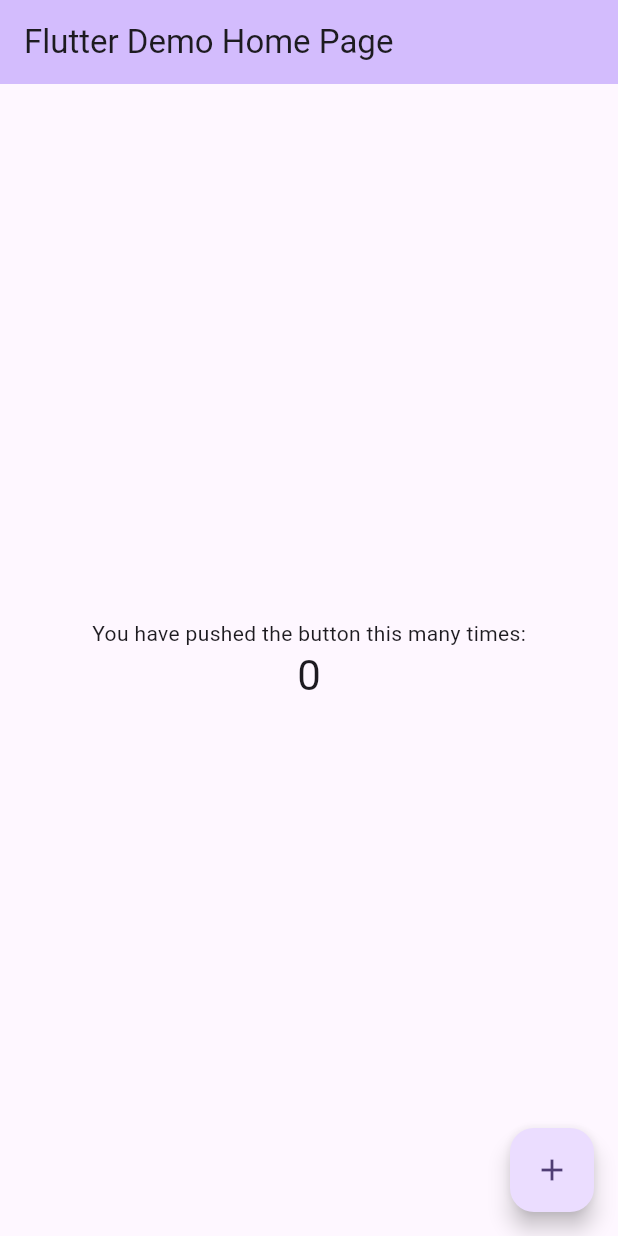
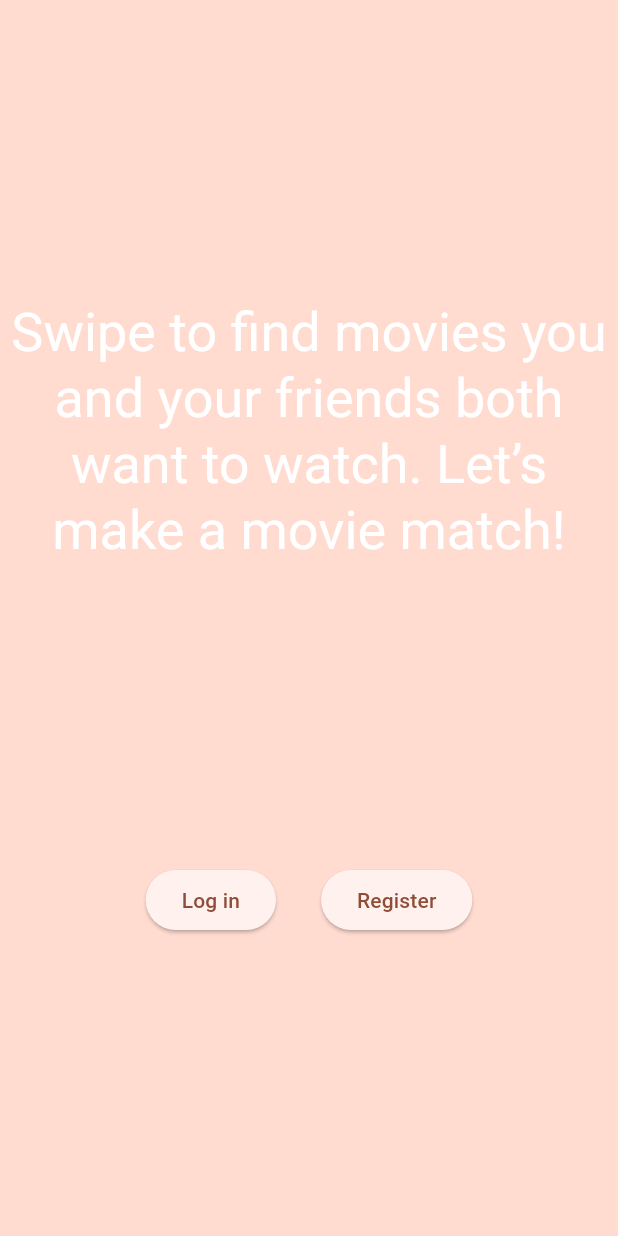
Before and after one commit to izabelakalenik/ZPI-project, a Flutter app: the screen it shows after launch, on a phone screen of 412 x 824 dp. Run offline on Flutter 3.47's test engine with Material 3 defaults, Android fonts, the phone set to English and light mode, and no system bars.

Commit message:
Add start screen without functionalities

```diff
--- a/lib/main.dart
+++ b/lib/main.dart
@@ -1,5 +1,5 @@
 import 'package:flutter/material.dart';
-//BLA BLA BLA ZPI APP HEHE
+
 void main() {
   runApp(const MyApp());
 }
@@ -7,119 +7,99 @@ void main() {
 class MyApp extends StatelessWidget {
   const MyApp({super.key});
 
-  // This widget is the root of your application.
   @override
   Widget build(BuildContext context) {
       return MaterialApp(
-      title: 'Flutter Demo',
+        title: 'ZPI project',
         theme: ThemeData(
-        // This is the theme of your application.
-        //
-        // TRY THIS: Try running your application with "flutter run". You'll see
-        // the application has a purple toolbar. Then, without quitting the app,
-        // try changing the seedColor in the colorScheme below to Colors.green
-        // and then invoke "hot reload" (save your changes or press the "hot
-        // reload" button in a Flutter-supported IDE, or press "r" if you used
-        // the command line to start the app).
-        //
-        // Notice that the counter didn't reset back to zero; the application
-        // state is not lost during the reload. To reset the state, use hot
-        // restart instead.
-        //
-        // This works for code too, not just values: Most code changes can be
-        // tested with just a hot reload.
-        colorScheme: ColorScheme.fromSeed(seedColor: Colors.deepPurple),
           useMaterial3: true,
+          colorScheme: ColorScheme.fromSeed(seedColor: Colors.deepOrange.shade200),
         ),
-      home: const MyHomePage(title: 'Flutter Demo Home Page'),
+        home: MyHomePage(),
       );
   }
 }
 
 class MyHomePage extends StatefulWidget {
-  const MyHomePage({super.key, required this.title});
-
-  // This widget is the home page of your application. It is stateful, meaning
-  // that it has a State object (defined below) that contains fields that affect
-  // how it looks.
-
-  // This class is the configuration for the state. It holds the values (in this
-  // case the title) provided by the parent (in this case the App widget) and
-  // used by the build method of the State. Fields in a Widget subclass are
-  // always marked "final".
-
-  final String title;
-
   @override
   State<MyHomePage> createState() => _MyHomePageState();
 }
 
 class _MyHomePageState extends State<MyHomePage> {
-  int _counter = 0;
 
-  void _incrementCounter() {
-    setState(() {
-      // This call to setState tells the Flutter framework that something has
-      // changed in this State, which causes it to rerun the build method below
-      // so that the display can reflect the updated values. If we changed
-      // _counter without calling setState(), then the build method would not be
-      // called again, and so nothing would appear to happen.
-      _counter++;
-    });
-  }
+  var selectedIndex = 0;
 
   @override
   Widget build(BuildContext context) {
-    // This method is rerun every time setState is called, for instance as done
-    // by the _incrementCounter method above.
-    //
-    // The Flutter framework has been optimized to make rerunning build methods
-    // fast, so that you can just rebuild anything that needs updating rather
-    // than having to individually change instances of widgets.
+    Widget page;
+    switch (selectedIndex) {
+      case 0:
+        /// TO DO
+        // page = LoginPage();
+        break;
+      case 1:
+      /// TO DO
+        // page = RegisterPage();
+        break;
+      default:
+        throw UnimplementedError('no widget for $selectedIndex');
+    }
+
     return Scaffold(
-      appBar: AppBar(
-        // TRY THIS: Try changing the color here to a specific color (to
-        // Colors.amber, perhaps?) and trigger a hot reload to see the AppBar
-        // change color while the other colors stay the same.
-        backgroundColor: Theme.of(context).colorScheme.inversePrimary,
-        // Here we take the value from the MyHomePage object that was created by
-        // the App.build method, and use it to set our appbar title.
-        title: Text(widget.title),
+      body: SafeArea(
+        child: Container(
+          color: Theme.of(context).colorScheme.primaryContainer,
+          child: MainContent(),
+        )
+      )
+    );
+  }
+}
+
+class MainContent extends StatelessWidget {
+  const MainContent({super.key});
+
+  @override
+  Widget build(BuildContext context) {
+    final theme = Theme.of(context);
+
+    final style = theme.textTheme.displaySmall!.copyWith(
+      color: theme.colorScheme.onPrimary,
+    );
+
+    /// I NEED TO THINK HOW TO CONNECT CLICKING BUTTONS TO THIS WIDGET MENU IN _MyHomePageState (selectedIndex)
+    return Column(
+        mainAxisAlignment: MainAxisAlignment.center,
+        children: [
+          Center(
+            child: Text(
+                'Swipe to find movies you and your friends both want to watch. Let’s make a movie match!',
+                style: style,
+                textAlign: TextAlign.center,
             ),
-      body: Center(
-        // Center is a layout widget. It takes a single child and positions it
-        // in the middle of the parent.
-        child: Column(
-          // Column is also a layout widget. It takes a list of children and
-          // arranges them vertically. By default, it sizes itself to fit its
-          // children horizontally, and tries to be as tall as its parent.
-          //
-          // Column has various properties to control how it sizes itself and
-          // how it positions its children. Here we use mainAxisAlignment to
-          // center the children vertically; the main axis here is the vertical
-          // axis because Columns are vertical (the cross axis would be
-          // horizontal).
-          //
-          // TRY THIS: Invoke "debug painting" (choose the "Toggle Debug Paint"
-          // action in the IDE, or press "p" in the console), to see the
-          // wireframe for each widget.
-          mainAxisAlignment: MainAxisAlignment.center,
-          children: <Widget>[
-            const Text(
-              'You have pushed the button this many times:',
           ),
-            Text(
-              '$_counter',
-              style: Theme.of(context).textTheme.headlineMedium,
+          const SizedBox(height:200),
+          Row(
+            mainAxisSize: MainAxisSize.min,
+            children: [
+              ElevatedButton(
+                onPressed: () {
+                  ///TO DO
+                  // move to the next screen
+                },
+                child: Text('Log in'),
+              ),
+              SizedBox(width: 30),
+              ElevatedButton(
+                onPressed: () {
+                  ///TO DO
+                  // move to the next screen
+                },
+                child: Text('Register'),
               ),
             ],
           ),
-      ),
-      floatingActionButton: FloatingActionButton(
-        onPressed: _incrementCounter,
-        tooltip: 'Increment',
-        child: const Icon(Icons.add),
-      ), // This trailing comma makes auto-formatting nicer for build methods.
+        ]
     );
   }
 }
--- a/pubspec.yaml
+++ b/pubspec.yaml
@@ -30,6 +30,9 @@ environment:
 dependencies:
   flutter:
     sdk: flutter
+
+  english_words: ^4.0.0
+  provider: ^6.0.0
 
 
   # The following adds the Cupertino Icons font to your application.
```
Also changed, not shown: pubspec.lock. Lines whose indentation alone changed are shown as unchanged.
